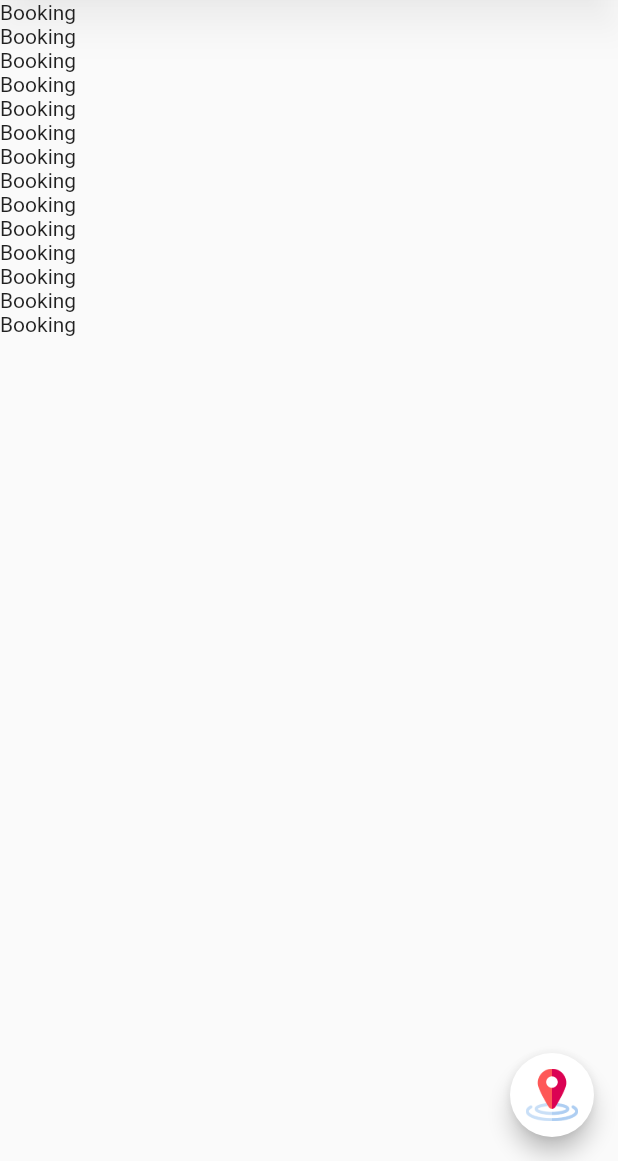
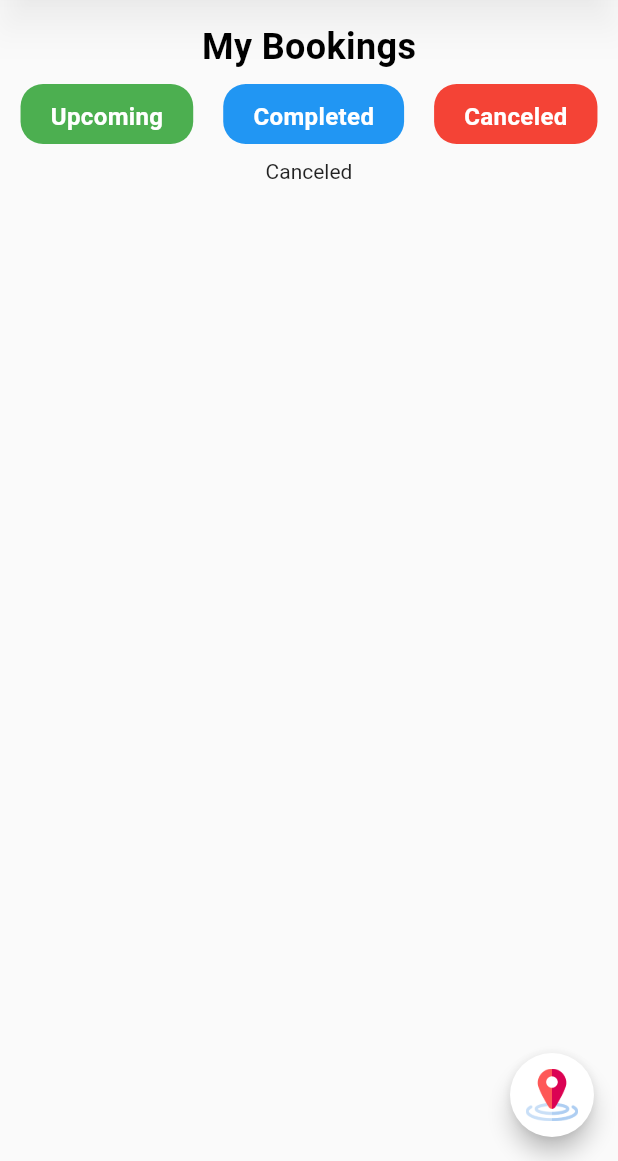
Before and after one commit to chamoddissanayake/SaloonApp, a Flutter app: the BookingScreen screen opened by its route, on a phone screen of 412 x 824 dp, the part 75-1236 px from its top. Run offline on Flutter 3.47's test engine with Material 2 defaults, Android fonts, the phone set to English and light mode, and no system bars; our stand-ins replace cached_network_image, carousel_slider, date_time_picker, flare_flutter, flutter_credit_card, flutter_login and 7 more; missing offline and left inert: intro_views_flutter, nice_button, sweetalertv2; network calls fail.

Commit message:
connect upcoming, completed and canceled

```diff
--- /dev/null
+++ b/lib/models/StatusButton.dart
@@ -0,0 +1,6 @@
+import 'package:flutter/material.dart';
+
+class StatusButton {
+  var name = "";
+  var color = Colors.white;
+}
--- /dev/null
+++ b/lib/screens/BookingCanceledScreen.dart
@@ -0,0 +1,21 @@
+import 'package:flutter/material.dart';
+
+class BookingCanceledScreen extends StatefulWidget {
+  @override
+  _BookingCanceledScreenState createState() => _BookingCanceledScreenState();
+}
+
+class _BookingCanceledScreenState extends State<BookingCanceledScreen> {
+  @override
+  Widget build(BuildContext context) {
+    return Container(
+      child: Column(
+        children: [
+          Text("Canceled"),
+
+
+        ],
+      ),
+    );
+  }
+}
--- a/lib/screens/BookingScreen.dart
+++ b/lib/screens/BookingScreen.dart
@@ -1,47 +1,111 @@
 import 'package:flutter/material.dart';
 import 'package:saloon_app/widgets/AppBarWidget.dart';
+import 'package:saloon_app/widgets/CustomTitleSeeAllWidget.dart';
+import 'package:saloon_app/widgets/CustomTextWidget.dart';
 import 'package:saloon_app/widgets/MainDrawer.dart';
 import 'package:saloon_app/widgets/LocationsFloatingActionWidget.dart';
+import 'package:saloon_app/widgets/BookingStatusButtonWidget.dart';
+import 'package:saloon_app/models/StatusButton.dart';
 
+import 'package:saloon_app/screens/BookingUpcomingScreen.dart';
+import 'package:saloon_app/screens/BookingCompletedScreen.dart';
+import 'package:saloon_app/screens/BookingCanceledScreen.dart';
 
 class BookingScreen extends StatefulWidget {
   static const routeName = '/booking';
+
   @override
   _BookingScreenState createState() => _BookingScreenState();
 }
 
 class _BookingScreenState extends State<BookingScreen> {
+
+  var statusBtnList =[];
+  var currentSelectedStatus = 2;
+
+  @override
+  void initState() {
+    super.initState();
+
+    addStatusButtonsToStatusBtnList();
+
+  }
+
   @override
   Widget build(BuildContext context) {
-
     return Scaffold(
       appBar: PreferredSize(
         preferredSize: Size.fromHeight(50.0),
-        child:AppBarWidget() ,
+        child: AppBarWidget(),
       ),
       drawer: Drawer(
         child: SingleChildScrollView(child: MainDrawer()),
       ),
       body: Column(
         children: [
-          Text("Booking"),
-          Text("Booking"),
-          Text("Booking"),
-          Text("Booking"),
-          Text("Booking"),
-          Text("Booking"),
-          Text("Booking"),
-          Text("Booking"),
-          Text("Booking"),
-          Text("Booking"),
-          Text("Booking"),
-          Text("Booking"),
-          Text("Booking"),
-          Text("Booking"),
+          Padding(
+            padding: const EdgeInsets.only(top: 10, bottom: 10),
+            child: Container(
+                child: customTextWidget("My Bookings",
+                    fontSize: 24.0, fontWeight: FontWeight.bold)),
+          ),
+
+          SizedBox(
+            height: 40.0,
+            child: ListView.builder(
+                scrollDirection: Axis.horizontal,
+                itemCount: statusBtnList.length,
+                shrinkWrap: true,
+                itemBuilder: (context, index) {
+                  print(statusBtnList[index]);
+                  return GestureDetector(
+                      onTap: (){
+                        setState(() {
+                          this.currentSelectedStatus = index;
+                        });
+                      },
+                      child: bookingStatusButtonWidget(statusBtnList[index].name, btnFontWeight: FontWeight.bold, btnColor:statusBtnList[index].color));
+                }),
+          ),
+          SizedBox(
+            height: 10,
+          ),
+          Expanded(
+              child: new ListView(
+                shrinkWrap: true,
+                children: <Widget>[
+                  if (currentSelectedStatus == 0) BookingUpcomingScreen(),
+                  if (currentSelectedStatus == 1) BookingCompletedScreen(),
+                  if (currentSelectedStatus == 2) BookingCanceledScreen(),
+                ],
+              )
+          ),
+
 
         ],
       ),
       floatingActionButton: LocationsFloatingActionWidget(),
     );
   }
+
+  void addStatusButtonsToStatusBtnList() {
+
+    StatusButton tempStatusButtonUpcoming = new StatusButton();
+    tempStatusButtonUpcoming.name = "Upcoming";
+    tempStatusButtonUpcoming.color = Colors.green;
+
+    StatusButton tempStatusButtonCompleted = new StatusButton();
+    tempStatusButtonCompleted.name = "Completed";
+    tempStatusButtonCompleted.color = Colors.blue;
+
+    StatusButton tempStatusButtonCanceled = new StatusButton();
+    tempStatusButtonCanceled.name = "Canceled";
+    tempStatusButtonCanceled.color = Colors.red;
+
+
+    statusBtnList.add(tempStatusButtonUpcoming);
+    statusBtnList.add(tempStatusButtonCompleted);
+    statusBtnList.add(tempStatusButtonCanceled);
+
+  }
 }
--- /dev/null
+++ b/lib/widgets/BookingStatusButtonWidget.dart
@@ -0,0 +1,25 @@
+import 'package:flutter/material.dart';
+
+import 'CustomTextWidget.dart';
+
+Widget bookingStatusButtonWidget(
+  String btnTitle, {
+  var btnColor = Colors.blue,
+  var btnFontSize = 16.0,
+  var btnFontWeight = FontWeight.normal,
+}) {
+
+  return Container(
+    margin: EdgeInsets.only(left: 10, right: 10),
+    padding: EdgeInsets.fromLTRB(20, 5, 20, 5),
+    decoration: new BoxDecoration(
+      color: btnColor,
+      shape: BoxShape.rectangle,
+      borderRadius: BorderRadius.circular(15),
+    ),
+    alignment: Alignment.center,
+    child: customTextWidget(btnTitle,
+        textColor: Colors.white, fontSize: btnFontSize, fontWeight: btnFontWeight),
+    // child: Text("aaa"),
+  );
+}
```
Also changed, not shown: lib/screens/BookingCompletedScreen.dart (added, +21 -0 lines), lib/screens/BookingUpcomingScreen.dart (added, +21 -0 lines).
